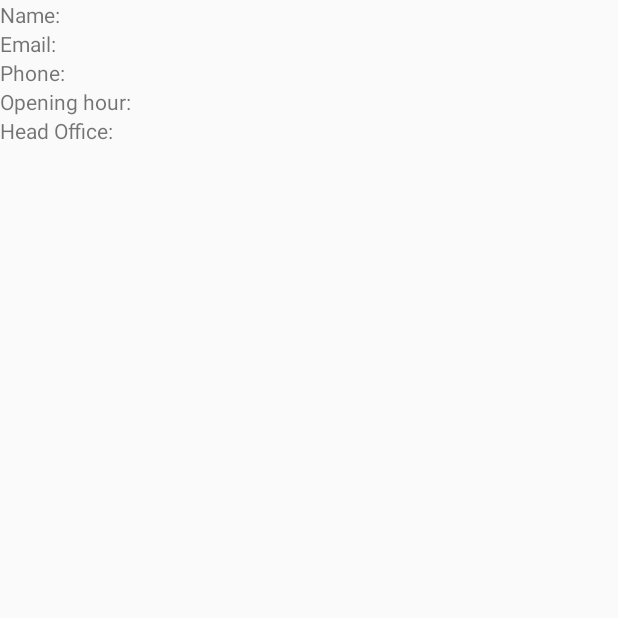
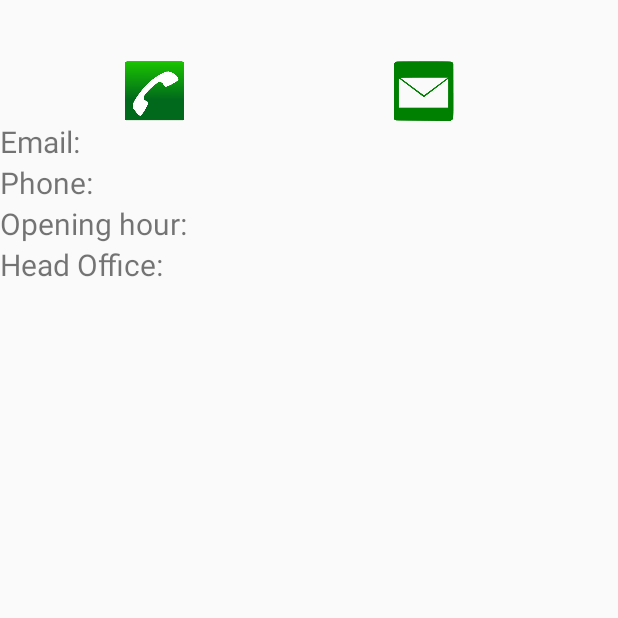
Before and after one commit to RumiRajbhandari/Firebase, an Android app: the screen it shows after launch (AtmDetails), on a phone screen of 412 x 824 dp, the top half of it. Run offline under Robolectric (Android 15) with nearby library versions, the phone set to English and light mode, and no system bars; our stand-ins replace Firebase (no records; nobody signed in at launch, a user with empty details on screens opened directly), Picasso; libraries missing offline, so code that uses them is left out: com.firebase.client; 5 statements that could not run were skipped.

Commit message:
atm-details added

```diff
--- a/app/src/main/res/layout/atm_details.xml
+++ b/app/src/main/res/layout/atm_details.xml
@@ -1,7 +1,8 @@
 <?xml version="1.0" encoding="utf-8"?>
 <LinearLayout xmlns:android="http://schemas.android.com/apk/res/android"
     android:orientation="vertical" android:layout_width="match_parent"
-    android:layout_height="match_parent">
+    android:layout_height="match_parent"
+    android:weightSum="1">
     <ImageView
         android:layout_width="match_parent"
         android:layout_height="wrap_content"
@@ -9,16 +10,68 @@
     <LinearLayout
         android:layout_width="wrap_content"
         android:layout_height="wrap_content"
+        android:orientation="horizontal"
+        >
+
+        <TextView
+            android:layout_width="match_parent"
+            android:layout_height="wrap_content"
+            android:id="@+id/bank_name"
+            android:textSize="30dp"
+          />
+    </LinearLayout>
+
+    <LinearLayout
+        android:layout_width="match_parent"
+        android:layout_height="wrap_content"
+        android:orientation="horizontal"
+        android:weightSum="1">
+
+        <ImageView
+            android:id="@+id/img_call"
+            android:layout_width="40dp"
+            android:layout_height="40dp"
+            android:layout_weight="0.50"
+            android:src="@drawable/call" />
+
+        <ImageView
+            android:id="@+id/img_email"
+            android:layout_width="40dp"
+            android:layout_height="40dp"
+            android:layout_weight="0.34"
+            android:src="@drawable/email" />
+    </LinearLayout>
+
+    <LinearLayout
+        android:layout_width="wrap_content"
+        android:layout_height="wrap_content"
         android:orientation="horizontal">
-
         <TextView
             android:layout_width="wrap_content"
             android:layout_height="wrap_content"
-            android:text="Name: "/>
+            android:text="Email: "
+            android:textSize="20dp"/>
         <TextView
             android:layout_width="match_parent"
             android:layout_height="wrap_content"
-            android:id="@+id/bank_name"/>
+            android:id="@+id/email"
+            android:textSize="20dp"/>
+    </LinearLayout>
+
+    <LinearLayout
+        android:layout_width="wrap_content"
+        android:layout_height="wrap_content"
+        android:orientation="horizontal">
+        <TextView
+            android:layout_width="wrap_content"
+            android:layout_height="wrap_content"
+            android:text="Phone: "
+            android:textSize="20dp"/>
+        <TextView
+            android:layout_width="match_parent"
+            android:layout_height="wrap_content"
+            android:id="@+id/phone"
+            android:textSize="20dp"/>
     </LinearLayout>
     <LinearLayout
         android:layout_width="wrap_content"
@@ -27,11 +80,15 @@
         <TextView
             android:layout_width="wrap_content"
             android:layout_height="wrap_content"
-            android:text="Email: "/>
+            android:text="Opening hour: "
+            android:textSize="20dp"
+           />
         <TextView
             android:layout_width="match_parent"
             android:layout_height="wrap_content"
-            android:id="@+id/email"/>
+            android:id="@+id/opening_hour"
+            android:textSize="20dp"
+           />
     </LinearLayout>
     <LinearLayout
         android:layout_width="wrap_content"
@@ -40,42 +97,14 @@
         <TextView
             android:layout_width="wrap_content"
             android:layout_height="wrap_content"
-            android:text="Phone: "/>
+            android:text="Head Office: "
+            android:textSize="20dp"/>
         <TextView
             android:layout_width="match_parent"
             android:layout_height="wrap_content"
-            android:id="@+id/phone"/>
-    </LinearLayout>
-    <LinearLayout
-        android:layout_width="wrap_content"
-        android:layout_height="wrap_content"
-        android:orientation="horizontal">
-        <TextView
-            android:layout_width="wrap_content"
-            android:layout_height="wrap_content"
-            android:text="Opening hour: "/>
-        <TextView
-            android:layout_width="match_parent"
-            android:layout_height="wrap_content"
-            android:id="@+id/opening_hour"/>
-    </LinearLayout>
-    <LinearLayout
-        android:layout_width="wrap_content"
-        android:layout_height="wrap_content"
-        android:orientation="horizontal">
-        <TextView
-            android:layout_width="wrap_content"
-            android:layout_height="wrap_content"
-            android:text="Head Office: "/>
-        <TextView
-            android:layout_width="match_parent"
-            android:layout_height="wrap_content"
-            android:id="@+id/head_office"/>
+            android:id="@+id/head_office"
+            android:textSize="20dp"/>
     </LinearLayout>
 
 
-
-
-
-
 </LinearLayout>
```
Also changed, not shown: app/src/main/res/drawable/call.png (added), app/src/main/res/drawable/email.png (added).
